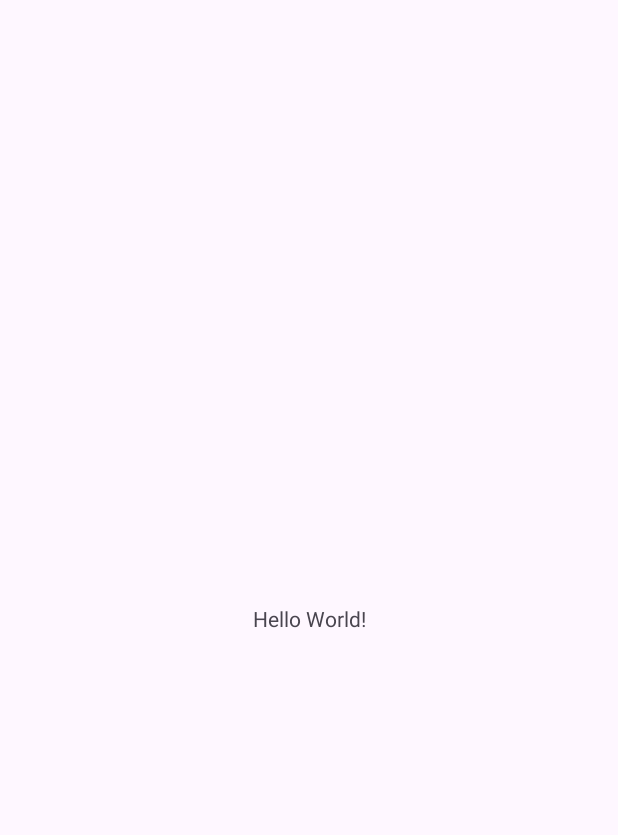
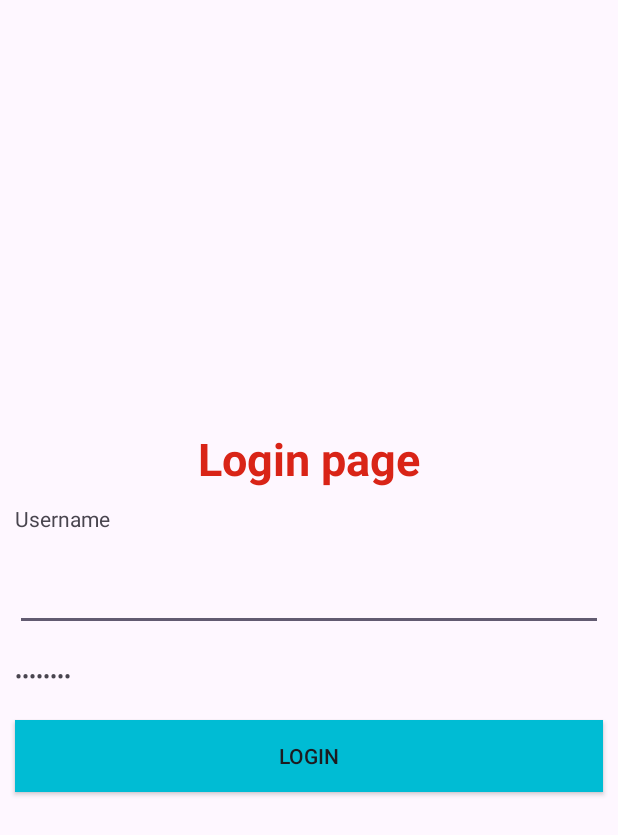
Before and after one commit to Gopika-Ajeesh/Movie-login, an Android app: the screen it shows after launch (MainActivity), on a phone screen of 412 x 824 dp. Before the commit the part shown is almost empty. Shown: the top 835 px of the screen. Run offline under Robolectric (Android 15) with nearby library versions, the phone set to English and light mode, and no system bars.

Commit message:
login page created

```diff
--- a/app/src/main/java/com/example/movieapp/MainActivity.java
+++ b/app/src/main/java/com/example/movieapp/MainActivity.java
@@ -15,10 +15,6 @@ public class MainActivity extends AppCompatActivity {
         super.onCreate(savedInstanceState);
         EdgeToEdge.enable(this);
         setContentView(R.layout.activity_main);
-        ViewCompat.setOnApplyWindowInsetsListener(findViewById(R.id.main), (v, insets) -> {
-            Insets systemBars = insets.getInsets(WindowInsetsCompat.Type.systemBars());
-            v.setPadding(systemBars.left, systemBars.top, systemBars.right, systemBars.bottom);
-            return insets;
-        });
+
     }
 }
--- a/app/src/main/res/layout/activity_main.xml
+++ b/app/src/main/res/layout/activity_main.xml
@@ -1,19 +1,31 @@
-<?xml version="1.0" encoding="utf-8"?>
-<androidx.constraintlayout.widget.ConstraintLayout xmlns:android="http://schemas.android.com/apk/res/android"
-    xmlns:app="http://schemas.android.com/apk/res-auto"
-    xmlns:tools="http://schemas.android.com/tools"
-    android:id="@+id/main"
-    android:layout_width="match_parent"
-    android:layout_height="match_parent"
-    tools:context=".MainActivity">
-
+<LinearLayout android:layout_height="match_parent" android:layout_width="match_parent" android:orientation="vertical" android:gravity="center"
+    xmlns:android="http://schemas.android.com/apk/res/android">
     <TextView
         android:layout_width="wrap_content"
         android:layout_height="wrap_content"
-        android:text="Hello World!"
-        app:layout_constraintBottom_toBottomOf="parent"
-        app:layout_constraintEnd_toEndOf="parent"
-        app:layout_constraintStart_toStartOf="parent"
-        app:layout_constraintTop_toTopOf="parent" />
-
-</androidx.constraintlayout.widget.ConstraintLayout>
+        android:text="Login page"
+        android:textColor="#D92417"
+        android:textSize="30dp"
+        android:textStyle="bold"/>
+    <TextView
+        android:layout_margin="10dp"
+    android:layout_width="match_parent"
+        android:layout_height="wrap_content"
+        android:text="Username"/>
+    <EditText
+        android:layout_width="match_parent"
+        android:layout_height="wrap_content"
+        android:layout_margin="10dp"/>
+    <TextView
+        android:layout_margin="10dp"
+    android:layout_width="match_parent"
+        android:layout_height="wrap_content"
+        android:text="Password"
+        android:inputType="numberPassword"/>
+    <androidx.appcompat.widget.AppCompatButton
+        android:layout_width="match_parent"
+        android:layout_height="wrap_content"
+        android:text="Login"
+        android:background="#00BCD4"
+        android:layout_margin="10dp"/>
+</LinearLayout>
```
